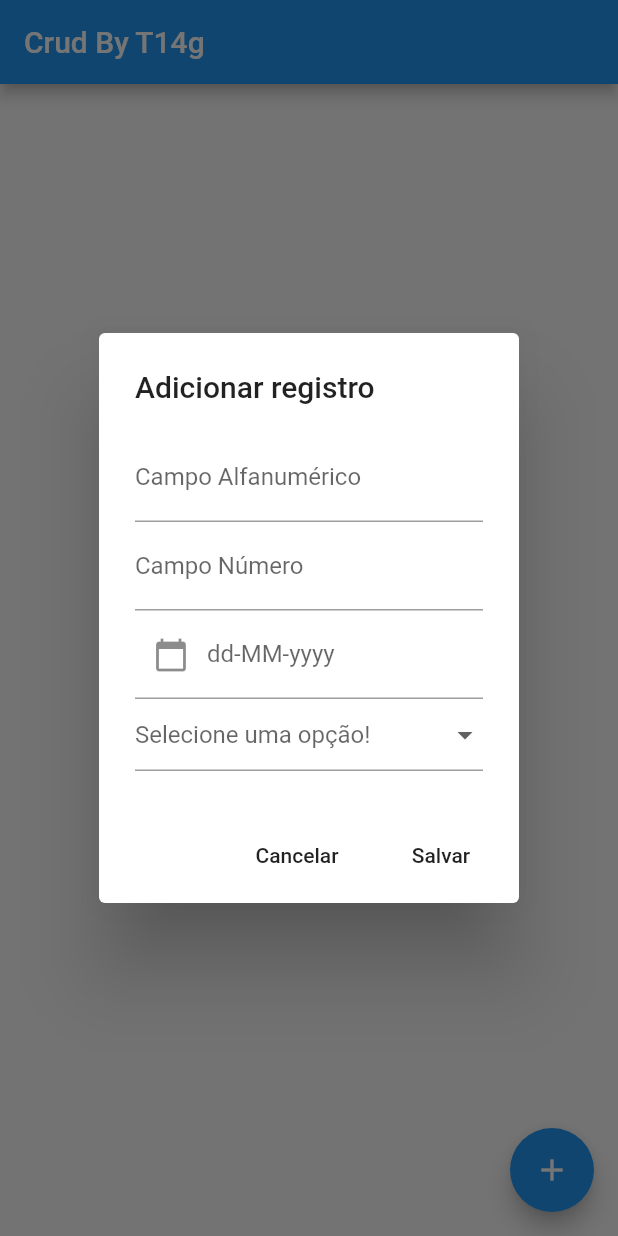
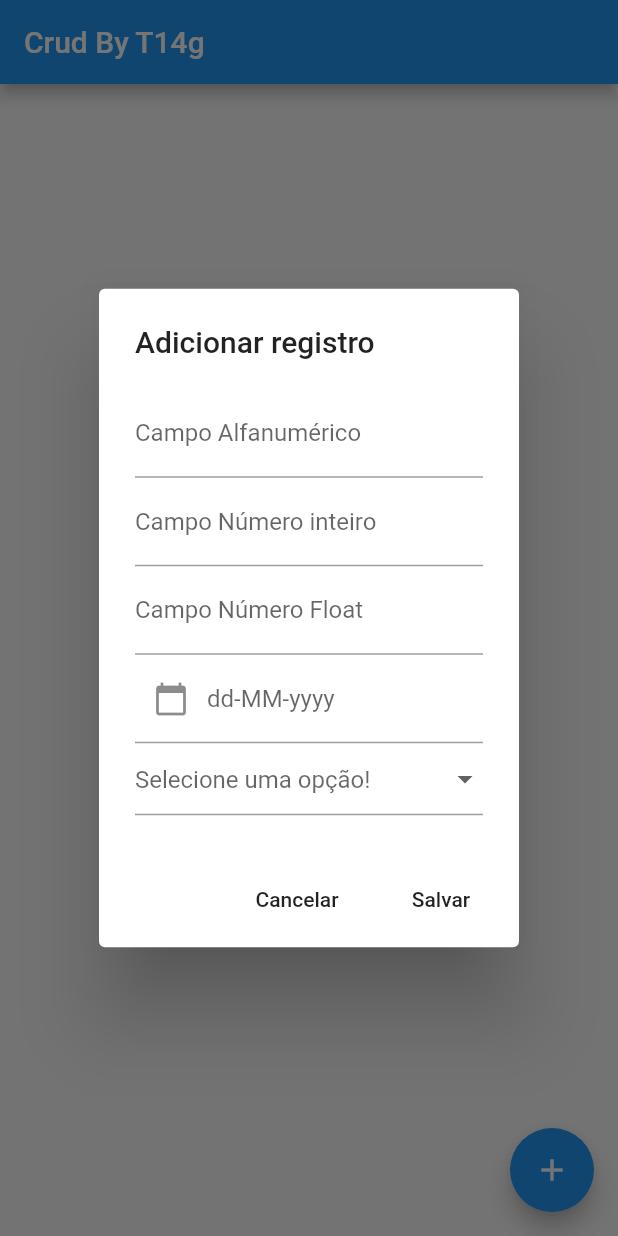
Before and after one commit to T14g/flutter-dart-crud, a Flutter app: the screen it shows after launch, after a tap on the "add" icon, on a phone screen of 412 x 824 dp. Run offline on Flutter 3.47's test engine with Material 2 defaults, Android fonts, the phone set to English and light mode, and no system bars; our stand-ins replace sqflite; accounts and stored records are empty.

Commit message:
Inputs criados

```diff
--- a/lib/screens/home_screen.dart
+++ b/lib/screens/home_screen.dart
@@ -1,6 +1,8 @@
 import 'package:flutter/material.dart';
+import 'package:flutter/services.dart';
 import 'package:projeto/models/register.dart';
 import 'package:projeto/services/register_services.dart';
+import 'package:projeto/services/currency_format.dart';
 import 'package:intl/intl.dart';
 
 
@@ -17,12 +19,14 @@ class HomeScreen extends StatefulWidget {
 
 class _HomeScreenState extends State<HomeScreen> {
 
-  // Select values
+  //R$ currency format
+  var _formatBR = CurrencyPtBrInputFormatter();
 
 
   //Controllers
   var _fieldAlphanumeric = TextEditingController();
   var _fieldNumber = TextEditingController();
+  var _fieldNumberFloat = TextEditingController();
   var _fieldDate = TextEditingController();
   var _selectOptions = List<DropdownMenuItem>();
   var _fieldSelect ;
@@ -107,8 +111,20 @@ class _HomeScreenState extends State<HomeScreen> {
             TextField(
               controller: _fieldNumber,
               decoration: InputDecoration(
-                labelText: 'Campo Número'
+                labelText: 'Campo Número inteiro'
               ),
+              keyboardType: TextInputType.number
+            ),
+             TextField(
+              controller: _fieldNumberFloat,
+              decoration: InputDecoration(
+                labelText: 'Campo Número Float'
+              ),
+              keyboardType: TextInputType.numberWithOptions(),
+              inputFormatters:[
+                WhitelistingTextInputFormatter.digitsOnly,
+                _formatBR
+                ],
             ),
             TextField(
               controller: _fieldDate,
```
Also changed, not shown: lib/services/currency_format.dart (added, +19 -0 lines).
